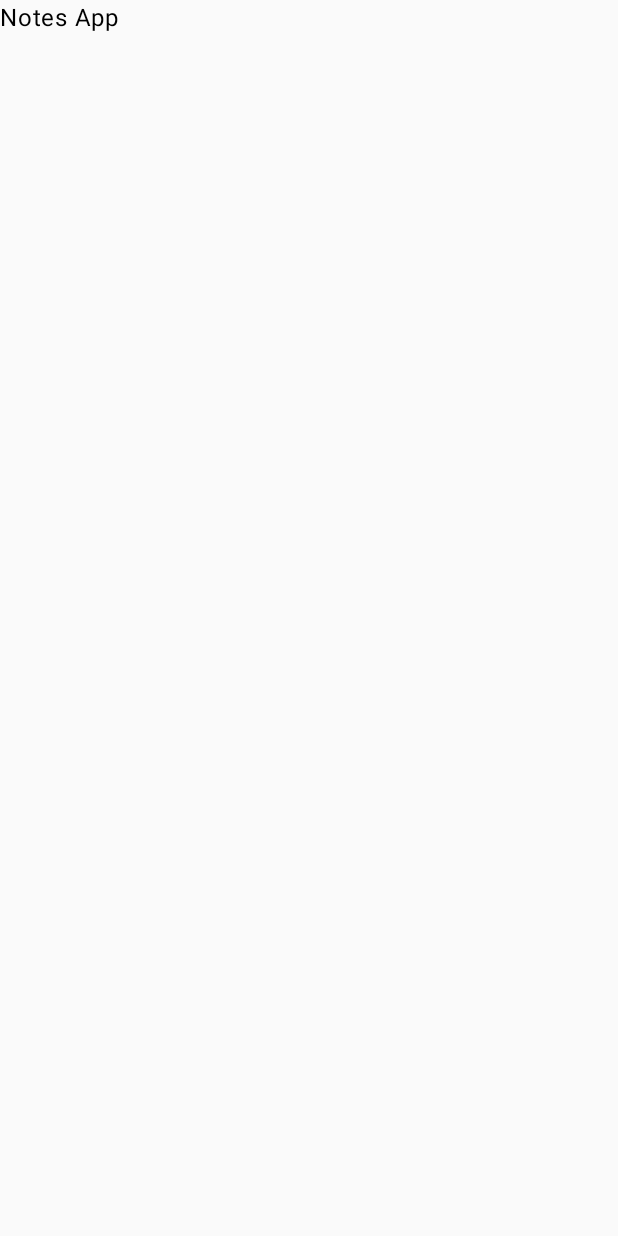
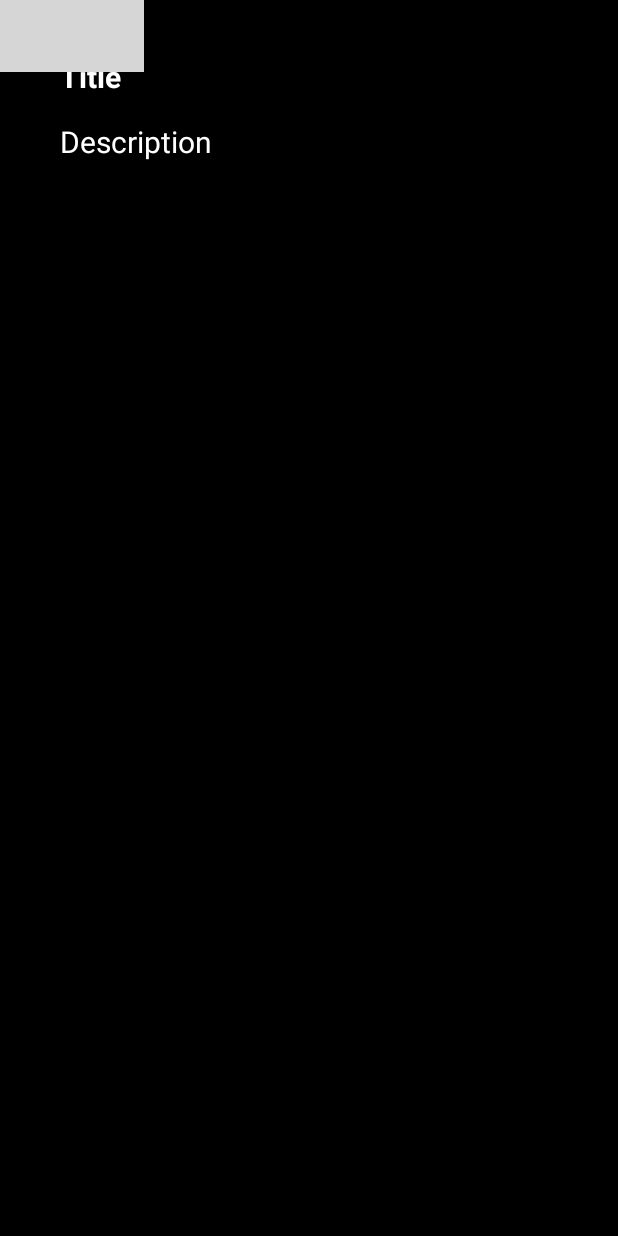
Before and after one commit to akashigamedev/Notes_App, an Android app built with Jetpack Compose: the screen it shows after launch (MainActivity), on a phone screen of 412 x 824 dp. Before the commit the screen is almost empty. Run offline under Robolectric (Android 15) with nearby library versions, the phone set to English and light mode, and no system bars; libraries missing offline, so code that uses them is left out: compose.icons, compose.icons.feathericons; 2 statements that could not run were skipped; grey boxes are pictures that could not be loaded.

```diff
--- a/app/src/main/java/com/akashi/notesapp/presentation/MainActivity.kt
+++ b/app/src/main/java/com/akashi/notesapp/presentation/MainActivity.kt
@@ -4,21 +4,24 @@ import android.os.Bundle
 import androidx.activity.ComponentActivity
 import androidx.activity.compose.setContent
 import androidx.activity.enableEdgeToEdge
-import androidx.compose.foundation.layout.Column
 import androidx.compose.foundation.layout.fillMaxSize
 import androidx.compose.material3.Text
 import androidx.compose.ui.Modifier
+import androidx.compose.foundation.layout.Column
+import com.akashi.notesapp.presentation.screen.Inner
 import com.akashi.notesapp.ui.theme.NotesAppTheme
+
 
 class MainActivity : ComponentActivity() {
     override fun onCreate(savedInstanceState: Bundle?) {
         super.onCreate(savedInstanceState)
         enableEdgeToEdge()
         setContent {
+            Inner()
             NotesAppTheme {
                 Column(modifier = Modifier
                     .fillMaxSize()) {
-                    Text("Notes App")
+
                 }
             }
         }
--- a/app/src/main/java/com/akashi/notesapp/presentation/components/Note.kt
+++ b/app/src/main/java/com/akashi/notesapp/presentation/components/Note.kt
@@ -1,5 +1,6 @@
 package com.akashi.notesapp.presentation.components
 
+import android.provider.ContactsContract.CommonDataKinds.Note
 import androidx.compose.foundation.background
 import androidx.compose.foundation.layout.Arrangement
 import androidx.compose.foundation.layout.Box
--- /dev/null
+++ b/app/src/main/java/com/akashi/notesapp/presentation/screen/Exnotes.kt
@@ -0,0 +1,58 @@
+package com.akashi.notesapp.presentation.screen
+
+import androidx.compose.foundation.background
+import androidx.compose.foundation.layout.*
+import androidx.compose.material3.Icon
+import androidx.compose.material3.Text
+import androidx.compose.runtime.Composable
+import androidx.compose.ui.Alignment
+import androidx.compose.ui.Modifier
+import androidx.compose.ui.graphics.Color
+import androidx.compose.ui.text.font.FontWeight
+import androidx.compose.ui.tooling.preview.Preview
+import androidx.compose.ui.unit.dp
+import androidx.compose.ui.unit.sp
+import compose.icons.FeatherIcons
+import compose.icons.feathericons.Archive
+import compose.icons.feathericons.ArrowLeft
+@Composable
+fun PreviewInner() {
+    Column(
+        modifier = Modifier
+            .fillMaxSize()
+            .background(Color.Black)
+            .padding(40.dp),
+        horizontalAlignment = Alignment.Start,
+        verticalArrangement = Arrangement.Top
+    ) {
+        Text(
+            text = "Title",
+            color = Color.White,
+            fontSize = 20.sp,
+            fontWeight = FontWeight.Bold
+        )
+        Spacer(modifier = Modifier.height(20.dp))
+        Text(
+            text = "Description",
+            color = Color.White,
+            fontSize = 20.sp
+        )
+    }
+}
+
+@Preview
+@Composable
+fun Inner() {
+    Row{
+        Icon(
+        imageVector = FeatherIcons.Archive,
+        contentDescription = "Search"
+
+        )
+        Icon(
+            imageVector = FeatherIcons.ArrowLeft,
+            contentDescription = "GoBack"
+        )
+    }
+    PreviewInner()
+}
```
